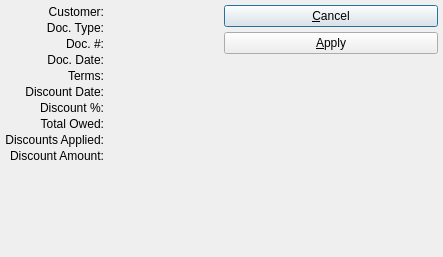
Old version of the form guiclient/applyARDiscount.ui in the repository Pegasus-RPG/xtuple-client.
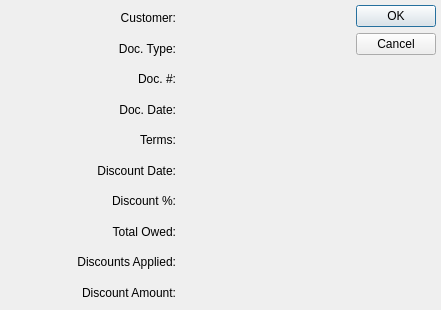
New version of the form. Custom widgets are drawn as their Qt base class.

Commit message: Use button boxes for style guidelines.

```diff
--- a/guiclient/applyARDiscount.ui
+++ b/guiclient/applyARDiscount.ui
@@ -13,19 +13,14 @@
    <rect>
     <x>0</x>
     <y>0</y>
-    <width>443</width>
-    <height>257</height>
+    <width>441</width>
+    <height>310</height>
    </rect>
   </property>
   <property name="windowTitle">
    <string>Apply A/R Discount</string>
   </property>
-  <layout class="QHBoxLayout">
-   <item>
-    <layout class="QGridLayout">
-     <property name="spacing">
-      <number>2</number>
-     </property>
+  <layout class="QGridLayout" name="gridLayout">
      <item row="0" column="0">
       <widget class="QLabel" name="_custLit">
        <property name="text">
@@ -46,7 +41,17 @@
        </property>
       </widget>
      </item>
-     <item row="2" column="0">
+   <item row="0" column="2" rowspan="10">
+    <widget class="QDialogButtonBox" name="_buttonBox">
+     <property name="orientation">
+      <enum>Qt::Vertical</enum>
+     </property>
+     <property name="standardButtons">
+      <set>QDialogButtonBox::Cancel|QDialogButtonBox::Ok</set>
+     </property>
+    </widget>
+   </item>
+   <item row="1" column="0">
       <widget class="QLabel" name="_doctypeLit">
        <property name="text">
         <string>Doc. Type:</string>
@@ -59,14 +64,14 @@
        </property>
       </widget>
      </item>
-     <item row="2" column="1">
+   <item row="1" column="1">
       <widget class="QLabel" name="_doctype">
        <property name="text">
         <string/>
        </property>
       </widget>
      </item>
-     <item row="3" column="0">
+   <item row="2" column="0">
       <widget class="QLabel" name="_docnumLit">
        <property name="text">
         <string>Doc. #:</string>
@@ -76,14 +81,14 @@
        </property>
       </widget>
      </item>
-     <item row="3" column="1">
+   <item row="2" column="1">
       <widget class="QLabel" name="_docnum">
        <property name="text">
         <string/>
        </property>
       </widget>
      </item>
-     <item row="4" column="0">
+   <item row="3" column="0">
       <widget class="QLabel" name="_docdateLit">
        <property name="text">
         <string>Doc. Date:</string>
@@ -96,14 +101,14 @@
        </property>
       </widget>
      </item>
-     <item row="4" column="1" colspan="2">
+   <item row="3" column="1">
       <widget class="DLineEdit" name="_docdate">
        <property name="enabled">
         <bool>false</bool>
        </property>
       </widget>
      </item>
-     <item row="6" column="0">
+   <item row="4" column="0">
       <widget class="QLabel" name="_termsLit">
        <property name="text">
         <string>Terms:</string>
@@ -113,14 +118,14 @@
        </property>
       </widget>
      </item>
-     <item row="6" column="1" colspan="2">
+   <item row="4" column="1">
       <widget class="QLabel" name="_terms">
        <property name="text">
         <string/>
        </property>
       </widget>
      </item>
-     <item row="7" column="0">
+   <item row="5" column="0">
       <widget class="QLabel" name="_discdateLit">
        <property name="text">
         <string>Discount Date:</string>
@@ -133,7 +138,14 @@
        </property>
       </widget>
      </item>
-     <item row="8" column="0">
+   <item row="5" column="1">
+    <widget class="DLineEdit" name="_discdate">
+     <property name="enabled">
+      <bool>false</bool>
+     </property>
+    </widget>
+   </item>
+   <item row="6" column="0">
       <widget class="QLabel" name="_discprcntLit">
        <property name="text">
         <string>Discount %:</string>
@@ -143,21 +155,14 @@
        </property>
       </widget>
      </item>
-     <item row="8" column="1">
+   <item row="6" column="1">
       <widget class="XLabel" name="_discprcnt">
        <property name="text">
         <string/>
        </property>
       </widget>
      </item>
-     <item row="7" column="1" colspan="2">
-      <widget class="DLineEdit" name="_discdate">
-       <property name="enabled">
-        <bool>false</bool>
-       </property>
-      </widget>
-     </item>
-     <item row="10" column="0">
+   <item row="7" column="0">
       <widget class="QLabel" name="_owedLit">
        <property name="text">
         <string>Total Owed:</string>
@@ -167,10 +172,10 @@
        </property>
       </widget>
      </item>
-     <item row="10" column="1">
+   <item row="7" column="1">
       <widget class="CurrDisplay" name="_owed"/>
      </item>
-     <item row="11" column="0">
+   <item row="8" column="0">
       <widget class="QLabel" name="_applieddiscountsLit">
        <property name="text">
         <string>Discounts Applied:</string>
@@ -180,10 +185,10 @@
        </property>
       </widget>
      </item>
-     <item row="11" column="1">
+   <item row="8" column="1">
       <widget class="CurrDisplay" name="_applieddiscounts"/>
      </item>
-     <item row="12" column="0">
+   <item row="9" column="0">
       <widget class="QLabel" name="_targetAmountLit">
        <property name="text">
         <string>Discount Amount:</string>
@@ -196,69 +201,13 @@
        </property>
       </widget>
      </item>
-     <item row="12" column="1">
+   <item row="9" column="1">
       <widget class="CurrCluster" name="_amount">
        <property name="currencyEditable" stdset="0">
         <bool>false</bool>
        </property>
       </widget>
      </item>
-     <item row="13" column="0">
-      <spacer>
-       <property name="orientation">
-        <enum>Qt::Vertical</enum>
-       </property>
-       <property name="sizeHint" stdset="0">
-        <size>
-         <width>20</width>
-         <height>0</height>
-        </size>
-       </property>
-      </spacer>
-     </item>
-    </layout>
-   </item>
-   <item>
-    <layout class="QVBoxLayout">
-     <property name="spacing">
-      <number>0</number>
-     </property>
-     <item>
-      <layout class="QVBoxLayout">
-       <item>
-        <widget class="QPushButton" name="_cancel">
-         <property name="text">
-          <string>&amp;Cancel</string>
-         </property>
-        </widget>
-       </item>
-       <item>
-        <widget class="QPushButton" name="_apply">
-         <property name="text">
-          <string>&amp;Apply</string>
-         </property>
-        </widget>
-       </item>
-      </layout>
-     </item>
-     <item>
-      <spacer>
-       <property name="orientation">
-        <enum>Qt::Vertical</enum>
-       </property>
-       <property name="sizeType">
-        <enum>QSizePolicy::Expanding</enum>
-       </property>
-       <property name="sizeHint" stdset="0">
-        <size>
-         <width>20</width>
-         <height>0</height>
-        </size>
-       </property>
-      </spacer>
-     </item>
-    </layout>
-   </item>
   </layout>
  </widget>
  <layoutdefault spacing="5" margin="5"/>
```
Left out of the diff: 18 changed lines with no effect on the pictures. Lines whose indentation alone changed are shown as unchanged. The commit also changes 13 other files.
